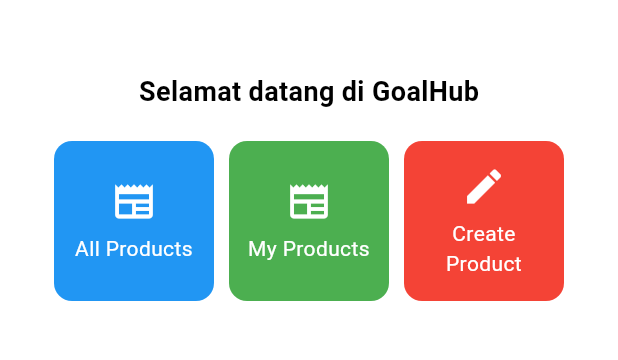
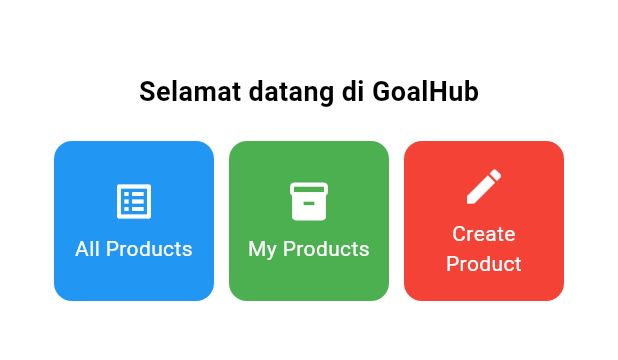
Before and after one commit to Yalifuddin/GoalHub-mobile, a Flutter app: the screen it shows after launch, on a phone screen of 412 x 824 dp, the part 84-444 px from its top. Run offline on Flutter 3.47's test engine with Material 3 defaults, Android fonts, the phone set to English and light mode, and no system bars.

Commit message:
edit icons

```diff
--- a/lib/menu.dart
+++ b/lib/menu.dart
@@ -4,8 +4,8 @@ class MyHomePage extends StatelessWidget {
   MyHomePage({super.key});
 
   final List<ItemHomepage> items = [
-    ItemHomepage("All Products", Icons.newspaper, Colors.blue),
-    ItemHomepage("My Products", Icons.newspaper, Colors.green),
+    ItemHomepage("All Products", Icons.list_alt, Colors.blue),
+    ItemHomepage("My Products", Icons.inventory_2, Colors.green),
     ItemHomepage("Create Product", Icons.create, Colors.red),
   ];
 
```
